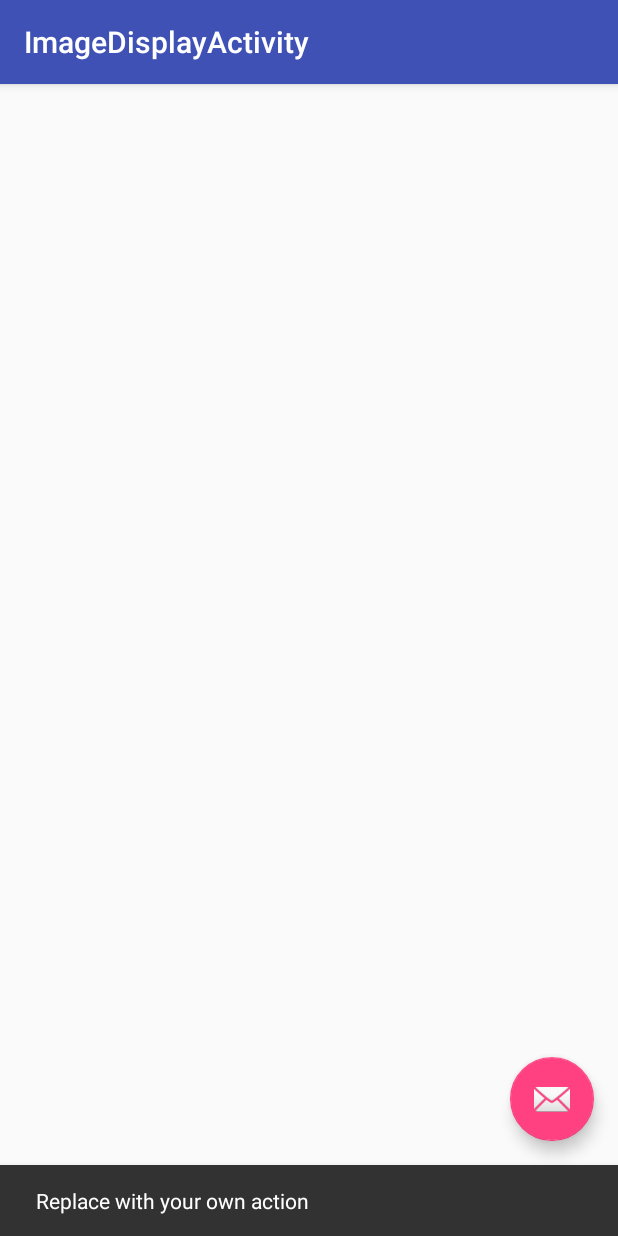
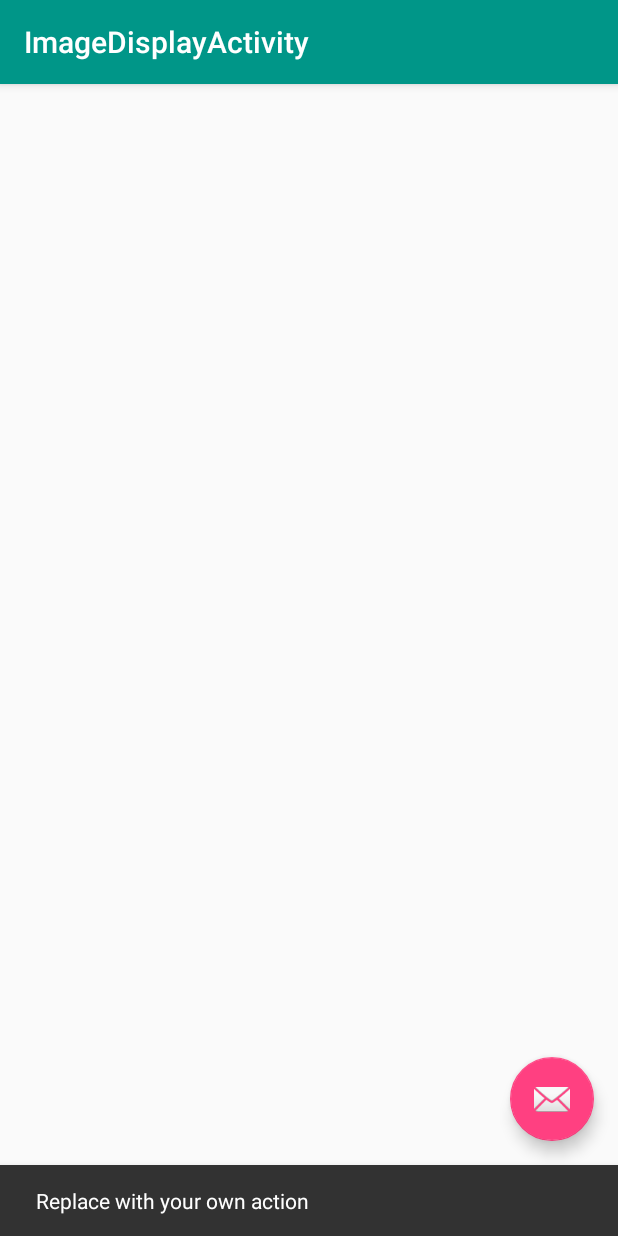
Before and after one commit to Ravneet211/PaperCrunch, an Android app: the ImageDisplayActivity screen opened directly, with no data from a screen before it, after a tap on an icon or button, on a phone screen of 412 x 824 dp. Run offline under Robolectric (Android 15) with nearby library versions, the phone set to English and light mode, and no system bars; pictures from the network do not load; 2 statements that could not run were skipped.

Commit message:
Changed app label, theme color and updated app icon

```diff
--- a/app/src/main/res/values/colors.xml
+++ b/app/src/main/res/values/colors.xml
@@ -1,7 +1,7 @@
 <?xml version="1.0" encoding="utf-8"?>
 <resources>
-    <color name="colorPrimary">#3F51B5</color>
-    <color name="colorPrimaryDark">#303F9F</color>
+    <color name="colorPrimary">#009688</color>
+    <color name="colorPrimaryDark">#00695C</color>
     <color name="colorAccent">#FF4081</color>
     <color name="blue_grey_500">#607D8B</color>
     <color name="blue_grey_600">#546E7A</color>
--- a/app/src/main/res/values/strings.xml
+++ b/app/src/main/res/values/strings.xml
@@ -1,5 +1,5 @@
 <resources>
-    <string name="app_name">CameraTester</string>
+    <string name="app_name">PaperCrunch</string>
     <string name="action_settings">Settings</string>
     <string name="title_activity_crop">CropActivity</string>
     <string name="title_activity_log">Sign in</string>
```
Also changed, not shown: app/src/main/res/mipmap-hdpi/ic_launcher.png, app/src/main/res/mipmap-mdpi/ic_launcher.png, app/src/main/res/mipmap-xhdpi/ic_launcher.png, app/src/main/res/mipmap-xxhdpi/ic_launcher.png, app/src/main/res/mipmap-xxxhdpi/ic_launcher.png.
